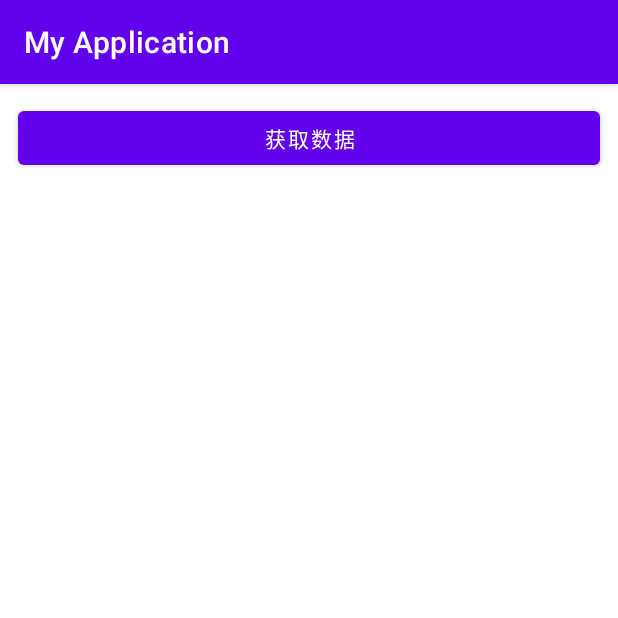
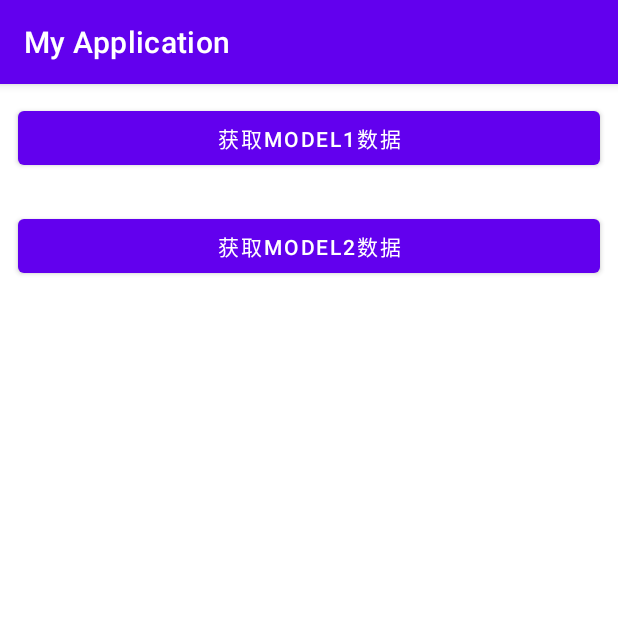
Before and after one commit to liangdepeng/Android_Guide, an Android app: the KotlinXCActivity screen opened directly, with no data from a screen before it, on a phone screen of 412 x 824 dp, the top half of it. Run offline under Robolectric (Android 15) with nearby library versions, the phone set to English and light mode, and no system bars.

Commit message:
添加 ViewModel

```diff
--- a/app/src/main/java/com/example/myapplication/kotlin/KotlinXCActivity.kt
+++ b/app/src/main/java/com/example/myapplication/kotlin/KotlinXCActivity.kt
@@ -15,8 +15,13 @@ class KotlinXCActivity : BaseActivity() {
 
     private val TAG = "kotlinXc"
 
+    // 模拟业务model1
     private val viewModel by lazy {
         ViewModelProvider(this).get(KotlinXcViewModel::class.java)
+    }
+    // 模拟业务model2
+    private val viewModel2 by lazy {
+        ViewModelProvider(this).get(KotlinXcViewModel2::class.java)
     }
 
     private val binding by lazy {
@@ -43,6 +48,15 @@ class KotlinXCActivity : BaseActivity() {
         binding.getData.setOnClickListener {
             viewModel.requestData()
         }
+
+        viewModel2.resultData.observe(this,{
+            it?.snackToast(this)
+        })
+
+        binding.getData2.setOnClickListener {
+            viewModel2.requestDataTwo()
+        }
+
     }
 
     private fun notBlockXC() {
--- a/app/src/main/res/layout/activity_kotlin_xcactivity.xml
+++ b/app/src/main/res/layout/activity_kotlin_xcactivity.xml
@@ -11,6 +11,13 @@
         android:layout_width="match_parent"
         android:layout_height="wrap_content"
         android:layout_margin="12dp"
-        android:text="获取数据" />
+        android:text="获取Model1数据" />
+
+    <Button
+        android:id="@+id/get_data_2"
+        android:layout_width="match_parent"
+        android:layout_height="wrap_content"
+        android:layout_margin="12dp"
+        android:text="获取Model2数据" />
 
 </LinearLayout>
--- a/commom_module/src/main/java/cn/example/common_module/kotlinutil/KotlinExpandTools.kt
+++ b/commom_module/src/main/java/cn/example/common_module/kotlinutil/KotlinExpandTools.kt
@@ -77,7 +77,7 @@ fun Any.snackToast(context: Context?, callback: Snackbar.Callback? = null) = run
             this.toString(),
             Snackbar.LENGTH_SHORT
         ).apply {
-                setTextColor(Color.BLACK)
+                setTextColor(Color.WHITE)
                 setBackgroundTint(Color.parseColor("#ff8000"))
                 addCallback(callback)
             }.show()
```
Also changed, not shown: app/src/main/java/com/example/myapplication/kotlin/KotlinXcViewModel2.kt (added, +50 -0 lines).
